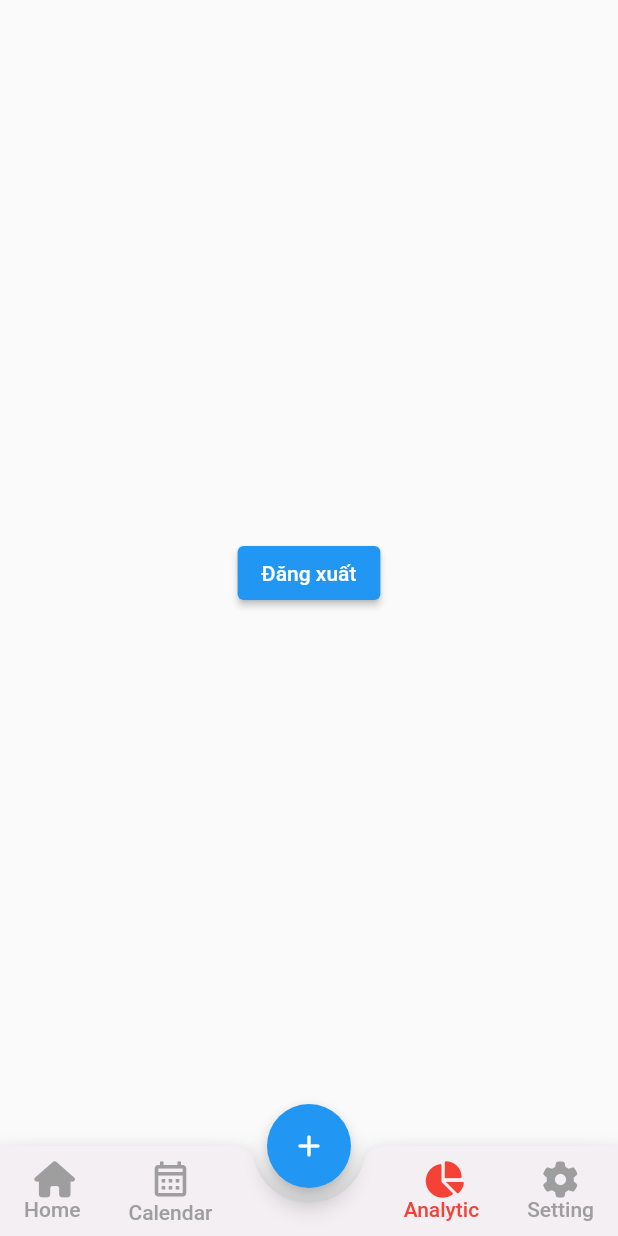
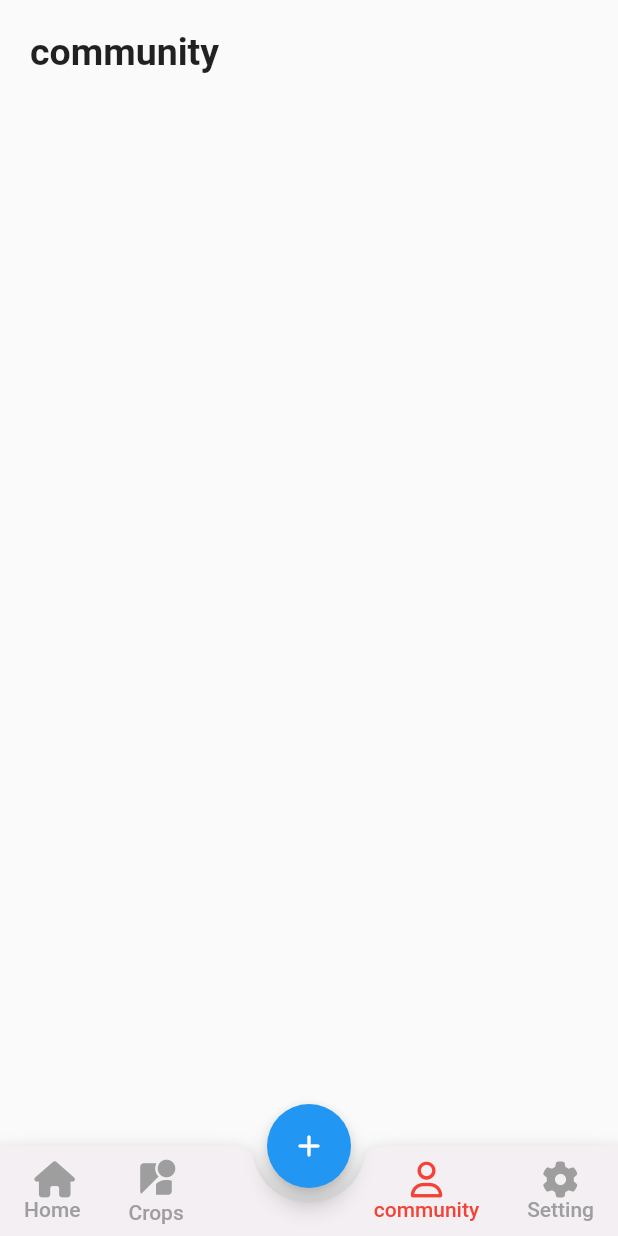
Before and after one commit to phongbj/UDHoTroChamSocCayTrong, a Flutter app: the MainPage screen opened by its route, item 3 of the bottom bar chosen, on a phone screen of 412 x 824 dp. Run offline on Flutter 3.47's test engine with Material 2 defaults, Android fonts, the phone set to English and light mode, and no system bars; our stand-ins replace cloud_firestore, firebase_auth, firebase_core, flutter_bloc, fluttertoast, font_awesome_flutter and 1 more; missing offline and left inert: firebase_core_dart, flutter_facebook_auth; accounts and stored records are empty.

Commit message:
change page

```diff
--- a/lib/main.dart
+++ b/lib/main.dart
@@ -38,8 +38,8 @@ class MyApp extends StatelessWidget {
           : '/verify'),
       routes: {
         '/': (context) => const OnboardingPage(),
-        '/login': (context) => const LoginPage(),
-        '/signup': (context) => const SignupPage(),
+        //'/login': (context) => const LoginPage(),
+        //'/signup': (context) => const SignupPage(),
         '/home': (context) => const HomePage(),
         '/main': (context) => const MainPage(),
         '/forgot': (context) => const ForgotPage(),
--- /dev/null
+++ b/lib/page/main/analytic/analytic_page.dart
@@ -0,0 +1,44 @@
+import 'package:flutter/material.dart';
+
+
+class AnalyticPage extends StatefulWidget {
+  const AnalyticPage({Key? key}) : super(key: key);
+
+  @override
+  State<AnalyticPage> createState() => _AnalyticPageState();
+}
+
+class _AnalyticPageState extends State<AnalyticPage>
+    with TickerProviderStateMixin {
+  late TabController _tabController;
+
+  @override
+  void initState() {
+    _tabController = TabController(length: 3, vsync: this);
+    super.initState();
+  }
+
+  @override
+  Widget build(BuildContext context) {
+    return Scaffold(
+      body: SafeArea(
+        child: Padding(
+          padding: const EdgeInsets.all(20),
+          child: Column(
+            children: [
+              Row(
+                children: const [
+                  Text(
+                    "community",
+                    style: TextStyle(fontSize: 25, fontWeight: FontWeight.bold),
+                  ),
+                ],
+              ),
+              const SizedBox(height: 20),
+            ],
+          ),
+        ),
+      ),
+    );
+  }
+}
--- a/lib/page/main/main_page.dart
+++ b/lib/page/main/main_page.dart
@@ -7,6 +7,7 @@ import 'package:flutter/material.dart';
 import 'package:font_awesome_flutter/font_awesome_flutter.dart';
 
 import '../../constants/function/on_will_pop.dart';
+import 'analytic/analytic_page.dart';
 
 
 class MainPage extends StatefulWidget {
@@ -21,6 +22,7 @@ class _MainPageState extends State<MainPage> {
   List<Widget> screens = [
     const HomePage(),
     const CalendarPage(),
+    const AnalyticPage(),
     const SettingPage()
   ];
 
@@ -69,11 +71,11 @@ class _MainPageState extends State<MainPage> {
                     },
                   ),
                   itemBottomTab(
-                    text: "Calendar",
+                    text: "Crops",
                     index: 1,
                     current: currentTab,
                     size: 28,
-                    icon: Icons.calendar_month_outlined,
+                    icon: Icons.streetview_rounded,
                     action: () {
                       setState(() {
                         currentTab = 1;
@@ -86,10 +88,10 @@ class _MainPageState extends State<MainPage> {
                 crossAxisAlignment: CrossAxisAlignment.start,
                 children: [
                   itemBottomTab(
-                    text: "Analytic",
+                    text: "community",
                     index: 2,
                     current: currentTab,
-                    icon: FontAwesomeIcons.chartPie,
+                    icon: FontAwesomeIcons.user,
                     action: () {
                       setState(() {
                         currentTab = 2;
--- a/lib/page/onboarding/onboarding_page.dart
+++ b/lib/page/onboarding/onboarding_page.dart
@@ -84,7 +84,7 @@ class _OnboardingPageState extends State<OnboardingPage> {
                   InkWell(
                       onTap: (){
                         _pageController.nextPage(duration: const Duration(milliseconds: 800), curve: Curves.easeInOutQuint);
-                        if (currentPage == 2 ){Navigator.pushReplacementNamed(context, "/login");}
+                        if (currentPage == 2 ){Navigator.pushReplacementNamed(context, "/main");}
                       },
                       child: AnimatedContainer(duration: const Duration(milliseconds: 300),
                         height: 70,
```
